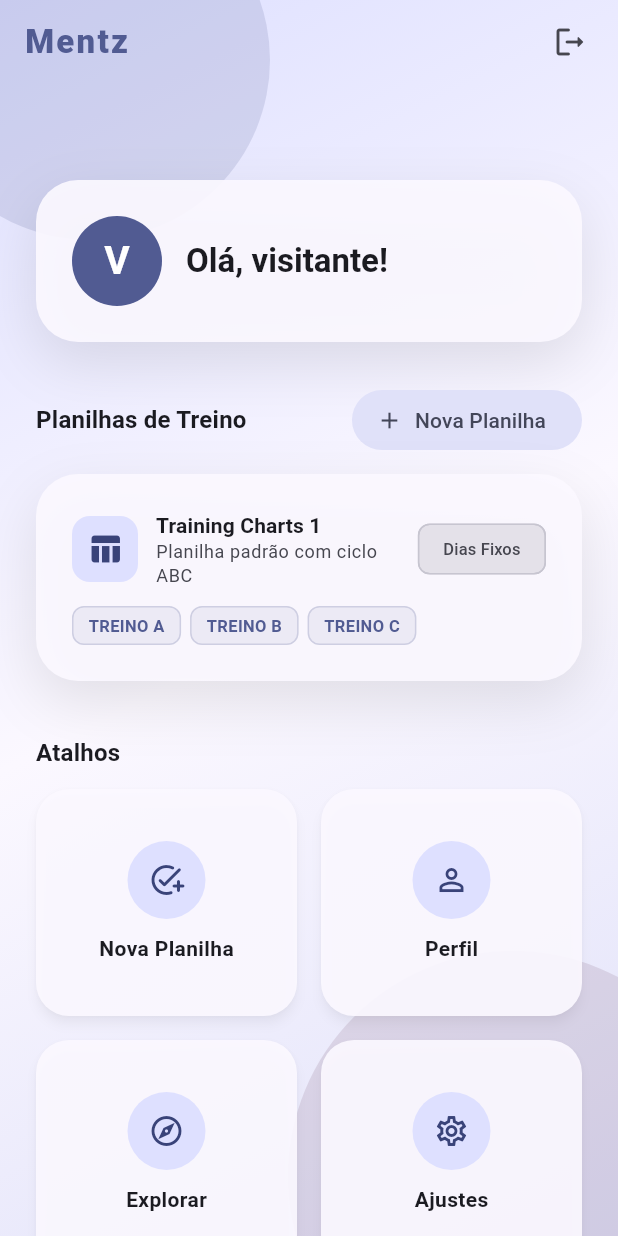
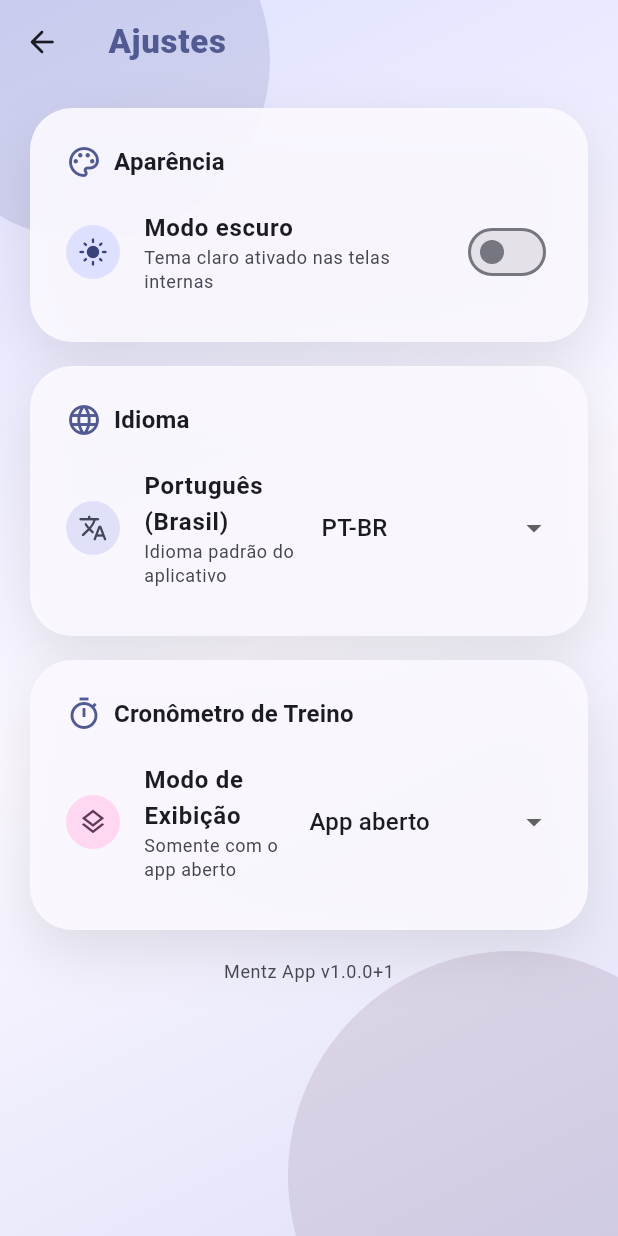
Before and after one commit to severo-bernardo04/mentz, a Flutter app: the Homepage screen opened directly, after a tap on "Ajustes", on a phone screen of 412 x 824 dp. Run offline on Flutter 3.47's test engine with Material 3 defaults, Android fonts, the phone set to English and light mode, and no system bars.

Commit message:
feat: adicionar tela de configurações com tema, idiomas e cronômetro

```diff
--- a/lib/screens/auth_widgets.dart
+++ b/lib/screens/auth_widgets.dart
@@ -122,7 +122,6 @@ class AuthCard extends StatelessWidget {
     final cs = Theme.of(context).colorScheme;
 
     return Container(
-      padding: const EdgeInsets.all(24),
       decoration: BoxDecoration(
         color: cs.surface.withAlpha(235),
         borderRadius: BorderRadius.circular(28),
@@ -134,7 +133,14 @@ class AuthCard extends StatelessWidget {
           ),
         ],
       ),
-      child: child,
+      child: Material(
+        color: Colors.transparent,
+        borderRadius: BorderRadius.circular(28),
+        child: Padding(
+          padding: const EdgeInsets.all(24),
+          child: child,
+        ),
+      ),
     );
   }
 }
--- a/lib/screens/homepage.dart
+++ b/lib/screens/homepage.dart
@@ -3,6 +3,7 @@ import 'package:flutter/material.dart';
 import 'auth_widgets.dart';
 import 'loginpage.dart';
 import 'create_training_chart_page.dart';
+import 'settings_page.dart';
 import '../models/training_chart.dart';
 import '../services/training_chart_service.dart';
 
@@ -58,6 +59,16 @@ class Homepage extends StatelessWidget {
           ),
         ),
         actions: [
+          IconButton(
+            key: const Key('home_settings_appbar_button'),
+            tooltip: 'Ajustes',
+            icon: const Icon(Icons.settings_outlined),
+            onPressed: () {
+              Navigator.of(context).push(
+                fadeSlideRoute(const SettingsPage()),
+              );
+            },
+          ),
           IconButton(
             tooltip: 'Sair',
             icon: const Icon(Icons.logout_rounded),
@@ -323,11 +334,17 @@ class Homepage extends StatelessWidget {
                             label: 'Explorar',
                           ),
                         ),
-                        const FadeSlideIn(
-                          delay: Duration(milliseconds: 490),
+                        FadeSlideIn(
+                          delay: const Duration(milliseconds: 490),
                           child: _ShortcutCard(
+                            key: const Key('home_settings_shortcut_card'),
                             icon: Icons.settings_outlined,
                             label: 'Ajustes',
+                            onTap: () {
+                              Navigator.of(context).push(
+                                fadeSlideRoute(const SettingsPage()),
+                              );
+                            },
                           ),
                         ),
                       ],
@@ -349,6 +366,7 @@ class _ShortcutCard extends StatelessWidget {
   final VoidCallback? onTap;
 
   const _ShortcutCard({
+    super.key,
     required this.icon,
     required this.label,
     this.onTap,
--- /dev/null
+++ b/lib/screens/settings_page.dart
@@ -0,0 +1,289 @@
+import 'package:flutter/material.dart';
+import '../services/settings_service.dart';
+import 'auth_widgets.dart';
+
+class SettingsPage extends StatefulWidget {
+  final SettingsService? service;
+
+  const SettingsPage({super.key, this.service});
+
+  @override
+  State<SettingsPage> createState() => _SettingsPageState();
+}
+
+class _SettingsPageState extends State<SettingsPage> {
+  SettingsService get _settings => widget.service ?? SettingsService();
+
+  @override
+  Widget build(BuildContext context) {
+    final theme = Theme.of(context);
+    final cs = theme.colorScheme;
+
+    return ListenableBuilder(
+      listenable: _settings,
+      builder: (context, _) {
+        final isDark = _settings.isDarkMode;
+
+        return Scaffold(
+          extendBodyBehindAppBar: true,
+          appBar: AppBar(
+            backgroundColor: Colors.transparent,
+            elevation: 0,
+            scrolledUnderElevation: 0,
+            leading: IconButton(
+              icon: const Icon(Icons.arrow_back_rounded),
+              tooltip: 'Voltar',
+              onPressed: () => Navigator.of(context).pop(),
+            ),
+            title: Text(
+              'Ajustes',
+              style: TextStyle(
+                color: cs.primary,
+                fontWeight: FontWeight.w800,
+                letterSpacing: 0.5,
+              ),
+            ),
+          ),
+          body: AuthBackground(
+            child: SafeArea(
+              child: Align(
+                alignment: Alignment.topCenter,
+                child: ConstrainedBox(
+                  constraints: const BoxConstraints(maxWidth: 560),
+                  child: SingleChildScrollView(
+                    padding: const EdgeInsets.fromLTRB(20, 16, 20, 32),
+                    child: Column(
+                      crossAxisAlignment: CrossAxisAlignment.stretch,
+                      children: [
+                        // Seção Aparência
+                        FadeSlideIn(
+                          child: AuthCard(
+                            child: Column(
+                              crossAxisAlignment: CrossAxisAlignment.start,
+                              children: [
+                                Row(
+                                  children: [
+                                    Icon(Icons.palette_outlined, color: cs.primary),
+                                    const SizedBox(width: 8),
+                                    Text(
+                                      'Aparência',
+                                      style: theme.textTheme.titleMedium?.copyWith(
+                                        fontWeight: FontWeight.w700,
+                                      ),
+                                    ),
+                                  ],
+                                ),
+                                const SizedBox(height: 12),
+                                SwitchListTile.adaptive(
+                                  key: const Key('dark_mode_switch'),
+                                  contentPadding: EdgeInsets.zero,
+                                  secondary: Container(
+                                    padding: const EdgeInsets.all(8),
+                                    decoration: BoxDecoration(
+                                      color: cs.primaryContainer,
+                                      shape: BoxShape.circle,
+                                    ),
+                                    child: Icon(
+                                      isDark ? Icons.dark_mode_rounded : Icons.light_mode_rounded,
+                                      color: cs.onPrimaryContainer,
+                                      size: 20,
+                                    ),
+                                  ),
+                                  title: const Text(
+                                    'Modo escuro',
+                                    style: TextStyle(fontWeight: FontWeight.w600),
+                                  ),
+                                  subtitle: Text(
+                                    isDark
+                                        ? 'Tema escuro ativado nas telas internas'
+                                        : 'Tema claro ativado nas telas internas',
+                                    style: theme.textTheme.bodySmall?.copyWith(
+                                      color: cs.onSurfaceVariant,
+                                    ),
+                                  ),
+                                  value: isDark,
+                                  onChanged: (val) {
+                                    _settings.setThemeMode(
+                                      val ? AppThemeMode.dark : AppThemeMode.light,
+                                    );
+                                  },
+                                ),
+                              ],
+                            ),
+                          ),
+                        ),
+
+                        const SizedBox(height: 16),
+
+                        // Seção Idioma
+                        FadeSlideIn(
+                          delay: const Duration(milliseconds: 100),
+                          child: AuthCard(
+                            child: Column(
+                              crossAxisAlignment: CrossAxisAlignment.start,
+                              children: [
+                                Row(
+                                  children: [
+                                    Icon(Icons.language_rounded, color: cs.primary),
+                                    const SizedBox(width: 8),
+                                    Text(
+                                      'Idioma',
+                                      style: theme.textTheme.titleMedium?.copyWith(
+                                        fontWeight: FontWeight.w700,
+                                      ),
+                                    ),
+                                  ],
+                                ),
+                                const SizedBox(height: 12),
+                                ListTile(
+                                  contentPadding: EdgeInsets.zero,
+                                  leading: Container(
+                                    padding: const EdgeInsets.all(8),
+                                    decoration: BoxDecoration(
+                                      color: cs.secondaryContainer,
+                                      shape: BoxShape.circle,
+                                    ),
+                                    child: Icon(
+                                      Icons.translate_rounded,
+                                      color: cs.onSecondaryContainer,
+                                      size: 20,
+                                    ),
+                                  ),
+                                  title: const Text(
+                                    'Português (Brasil)',
+                                    style: TextStyle(fontWeight: FontWeight.w600),
+                                  ),
+                                  subtitle: Text(
+                                    'Idioma padrão do aplicativo',
+                                    style: theme.textTheme.bodySmall?.copyWith(
+                                      color: cs.onSurfaceVariant,
+                                    ),
+                                  ),
+                                  trailing: DropdownButton<String>(
+                                    key: const Key('language_dropdown'),
+                                    value: _settings.language,
+                                    underline: const SizedBox(),
+                                    borderRadius: BorderRadius.circular(12),
+                                    items: const [
+                                      DropdownMenuItem(
+                                        value: 'pt_BR',
+                                        child: Text('PT-BR'),
+                                      ),
+                                      DropdownMenuItem(
+                                        value: 'en_US',
+                                        child: Text('EN-US (Em breve)'),
+                                      ),
+                                    ],
+                                    onChanged: (val) {
+                                      if (val != null) {
+                                        _settings.setLanguage(val);
+                                      }
+                                    },
+                                  ),
+                                ),
+                              ],
+                            ),
+                          ),
+                        ),
+
+                        const SizedBox(height: 16),
+
+                        // Seção Cronômetro
+                        FadeSlideIn(
+                          delay: const Duration(milliseconds: 180),
+                          child: AuthCard(
+                            child: Column(
+                              crossAxisAlignment: CrossAxisAlignment.start,
+                              children: [
+                                Row(
+                                  children: [
+                                    Icon(Icons.timer_outlined, color: cs.primary),
+                                    const SizedBox(width: 8),
+                                    Text(
+                                      'Cronômetro de Treino',
+                                      style: theme.textTheme.titleMedium?.copyWith(
+                                        fontWeight: FontWeight.w700,
+                                      ),
+                                    ),
+                                  ],
+                                ),
+                                const SizedBox(height: 12),
+                                ListTile(
+                                  contentPadding: EdgeInsets.zero,
+                                  leading: Container(
+                                    padding: const EdgeInsets.all(8),
+                                    decoration: BoxDecoration(
+                                      color: cs.tertiaryContainer,
+                                      shape: BoxShape.circle,
+                                    ),
+                                    child: Icon(
+                                      Icons.layers_outlined,
+                                      color: cs.onTertiaryContainer,
+                                      size: 20,
+                                    ),
+                                  ),
+                                  title: const Text(
+                                    'Modo de Exibição',
+                                    style: TextStyle(fontWeight: FontWeight.w600),
+                                  ),
+                                  subtitle: Text(
+                                    _settings.timerDisplayMode == 'app_only'
+                                        ? 'Somente com o app aberto'
+                                        : 'Overlay sobre outros apps (Em breve)',
+                                    style: theme.textTheme.bodySmall?.copyWith(
+                                      color: cs.onSurfaceVariant,
+                                    ),
+                                  ),
+                                  trailing: DropdownButton<String>(
+                                    key: const Key('timer_dropdown'),
+                                    value: _settings.timerDisplayMode,
+                                    underline: const SizedBox(),
+                                    borderRadius: BorderRadius.circular(12),
+                                    items: const [
+                                      DropdownMenuItem(
+                                        value: 'app_only',
+                                        child: Text('App aberto'),
+                                      ),
+                                      DropdownMenuItem(
+                                        value: 'overlay',
+                                        child: Text('Overlay (Em breve)'),
+                                      ),
+                                    ],
+                                    onChanged: (val) {
+                                      if (val != null) {
+                                        _settings.setTimerDisplayMode(val);
+                                      }
+                                    },
+                                  ),
+                                ),
+                              ],
+                            ),
+                          ),
+                        ),
+
+                        const SizedBox(height: 20),
+
+                        // Informação sobre o app
+                        FadeSlideIn(
+                          delay: const Duration(milliseconds: 250),
+                          child: Center(
+                            child: Text(
+                              'Mentz App v1.0.0+1',
+                              style: theme.textTheme.bodySmall?.copyWith(
+                                color: cs.onSurfaceVariant,
+                              ),
+                            ),
+                          ),
+                        ),
+                      ],
+                    ),
+                  ),
+                ),
+              ),
+            ),
+          ),
+        );
+      },
+    );
+  }
+}
```
Also changed, not shown: lib/main.dart (+19 -8 lines), lib/screens/loginpage.dart (+11 -3 lines), lib/screens/registerpage.dart (+11 -3 lines), lib/services/settings_service.dart (added, +159 -0 lines), 2 other files.
